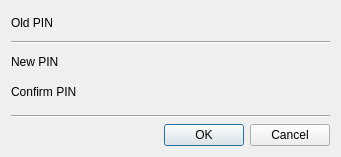
soramimi/Guitar, file src/localvault/src/gui/ChangePinDialog.ui: the form before one commit.
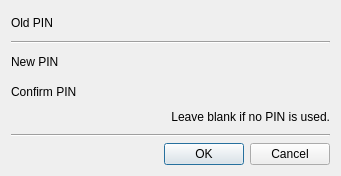
The form after the commit. Custom widgets are drawn as their Qt base class.

Commit message: Add compile‑time VAULT_ALLOW_EMPTY_PIN flag and expose allow_empty_pin constant. Introduce ApplicationGlobal::vault_schema() and use it for vault unlocking. Refactor PIN handling: replace legacy PinDialog with Setup/Unlock/Reset/Change dialogs and update UI.

What changed in the file:
```diff
--- a/src/localvault/src/gui/ChangePinDialog.ui
+++ b/src/localvault/src/gui/ChangePinDialog.ui
@@ -7,7 +7,7 @@
     <x>0</x>
     <y>0</y>
     <width>341</width>
-    <height>157</height>
+    <height>176</height>
    </rect>
   </property>
   <property name="windowTitle">
@@ -121,6 +121,16 @@
      </item>
     </layout>
    </item>
+   <item>
+    <widget class="QLabel" name="label_no_pin">
+     <property name="text">
+      <string>Leave blank if no PIN is used.</string>
+     </property>
+     <property name="alignment">
+      <set>Qt::AlignmentFlag::AlignRight|Qt::AlignmentFlag::AlignTrailing|Qt::AlignmentFlag::AlignVCenter</set>
+     </property>
+    </widget>
+   </item>
    <item>
     <spacer name="verticalSpacer">
      <property name="orientation">
```
The commit also changes 27 other files.
